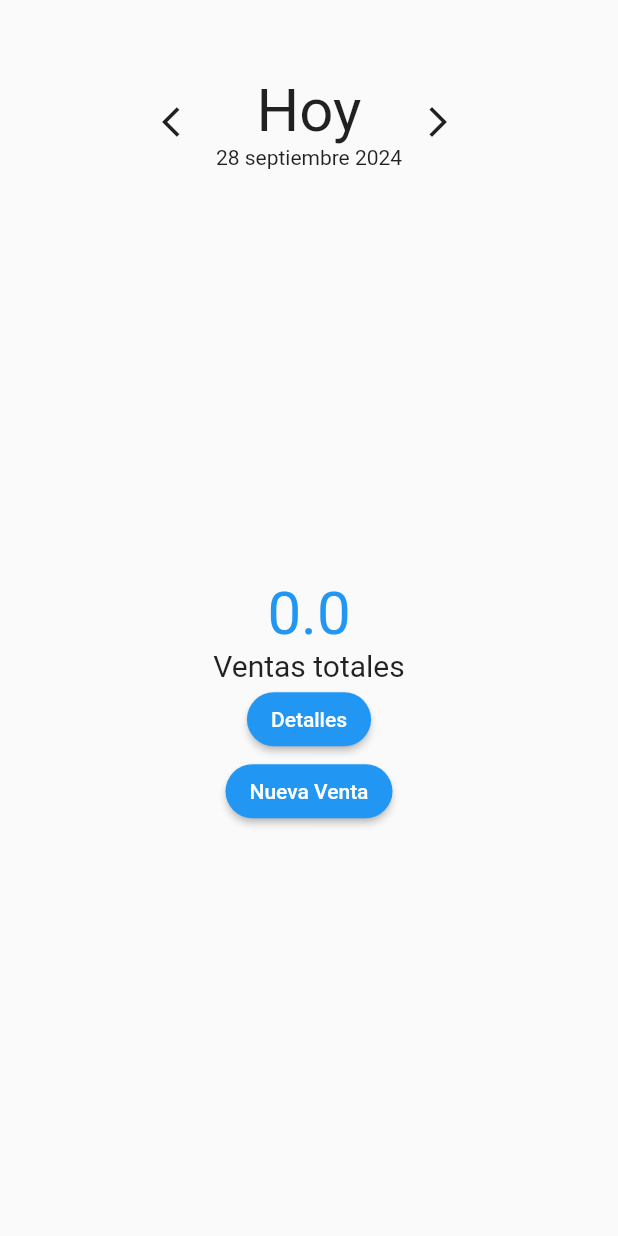
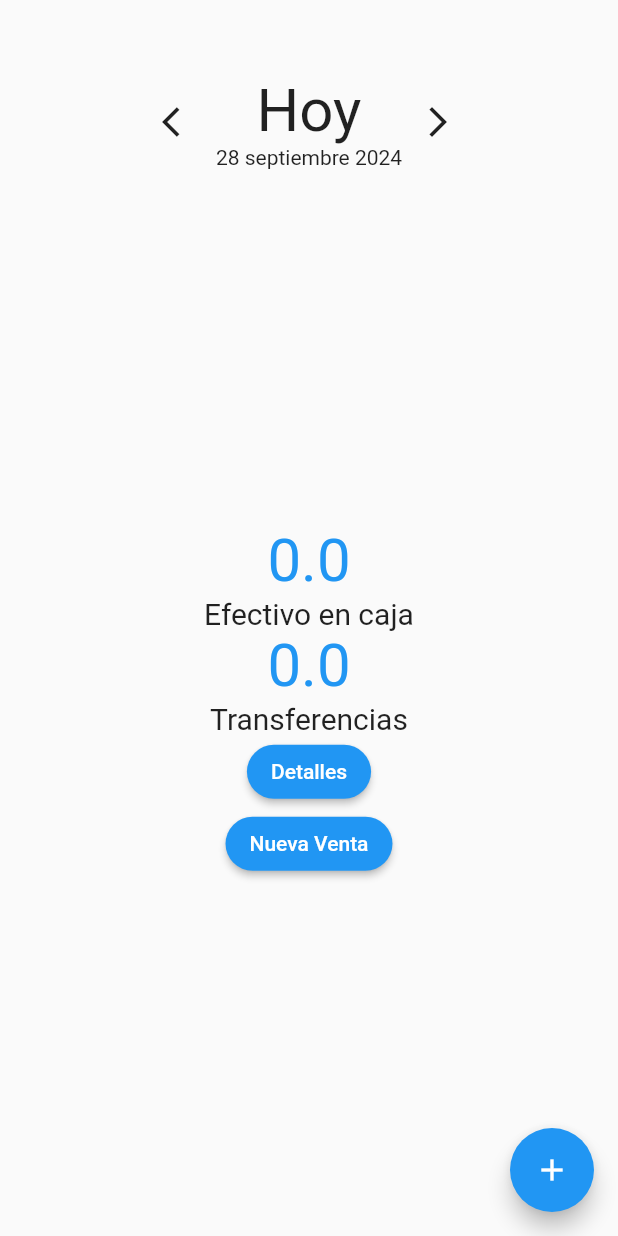
Before and after one commit to lTIGREl/realme-frontend, a Flutter app: the SalesPage screen opened directly, on a phone screen of 412 x 824 dp. Run offline on Flutter 3.47's test engine with Material 2 defaults, Android fonts, the light colour scheme and no system bars; our stand-ins replace animate_do, flutter_datetime_picker, flutter_svg, font_awesome_flutter, google_fonts, shared_preferences and 1 more; accounts and stored records are empty; network calls fail; statements that could not run were skipped.

Commit message:
Some options added
Now users can create products on sales page
Now final money is divided on cash and transfer, minus debts

```diff
--- a/lib/main.dart
+++ b/lib/main.dart
@@ -1,4 +1,5 @@
 import 'package:flutter/material.dart';
+import 'package:real_me_fitness_center/src/pages/create_product_page.dart';
 import 'package:real_me_fitness_center/src/pages/login_page.dart';
 import 'package:real_me_fitness_center/src/pages/main_menu_page.dart';
 
@@ -14,6 +15,7 @@ class MyApp extends StatelessWidget {
       routes: {
         '/': (context) => MainMenuPage(),
         'login': (context) => LogInPage(),
+        'createProduct': (context) => CreateProductPage(),
       },
       debugShowCheckedModeBanner: false,
       title: 'Real Me',
--- a/lib/src/pages/sales_page.dart
+++ b/lib/src/pages/sales_page.dart
@@ -18,6 +18,9 @@ class SalesPage extends StatelessWidget {
     return ChangeNotifierProvider(
         create: (context) => SelectedItemSale(),
         child: Scaffold(
+            floatingActionButton: FloatingActionButton(
+                child: Icon(Icons.add),
+                onPressed: () => _toCreateProductPage(context)),
             body: SafeArea(
                 child: Column(
                     mainAxisAlignment: MainAxisAlignment.center,
@@ -62,6 +65,10 @@ class SalesPage extends StatelessWidget {
           duration: Duration(milliseconds: 200), curve: Curves.ease);
     }
   }
+}
+
+_toCreateProductPage(BuildContext context) {
+  Navigator.pushNamed(context, 'createProduct');
 }
 
 class _NewSale extends StatefulWidget {
@@ -596,7 +603,8 @@ class _SalesSummary extends StatelessWidget {
   @override
   Widget build(BuildContext context) {
     Sale sale = Sale();
-    double total = 0.0;
+    double totalCash = 0.0;
+    double totalTransfer = 0.0;
     String date = DateFormat('yyyy-MM-dd', 'es_MX')
         .format(Provider.of<SelectedItemSale>(context).date)
         .toString();
@@ -627,15 +635,23 @@ class _SalesSummary extends StatelessWidget {
                 orElse: () => {});
             var name = product['name'] ?? 'N/A';
             var price = product['price'] ?? 'N/A';
+            var debt = sale['debt'] ?? '0';
+            if (sale["method"] != "transfer") {
               names.add(name);
-            prices.add(
-                (double.parse(price) * double.parse(quantity!)).toString());
+              prices.add((double.parse(price) * double.parse(quantity!) -
+                      double.parse(debt))
+                  .toString());
+            } else {
+              totalTransfer += double.parse(price) * double.parse(quantity!) -
+                  double.parse(debt);
+            }
           }
           for (var price in prices) {
-            total += double.parse(price);
+            totalCash += double.parse(price);
           }
           return Summary(
-              total: total,
+              totalCash: totalCash,
+              totalTransfer: totalTransfer,
               detailsButton: detailsButton,
               newSaleButton: newSaleButton);
         }
@@ -647,12 +663,14 @@ class _SalesSummary extends StatelessWidget {
 class Summary extends StatelessWidget {
   const Summary({
     Key? key,
-    required this.total,
+    required this.totalCash,
+    required this.totalTransfer,
     required this.detailsButton,
     required this.newSaleButton,
   }) : super(key: key);
 
-  final double total;
+  final double totalCash;
+  final double totalTransfer;
   final Function detailsButton;
   final Function newSaleButton;
 
@@ -668,10 +686,15 @@ class Summary extends StatelessWidget {
                 width: double.infinity,
               ),
               Text(
-                total.toString(),
+                totalCash.toString(),
                 style: TextStyle(fontSize: 40, color: Colors.blue),
               ),
-              Text('Ventas totales', style: TextStyle(fontSize: 20)),
+              Text('Efectivo en caja', style: TextStyle(fontSize: 20)),
+              Text(
+                totalTransfer.toString(),
+                style: TextStyle(fontSize: 40, color: Colors.blue),
+              ),
+              Text('Transferencias', style: TextStyle(fontSize: 20)),
               ElevatedButton(
                 onPressed: () => detailsButton(),
                 child: Text('Detalles'),
```
Also changed, not shown: lib/src/pages/create_product_page.dart (added, +108 -0 lines). Lines whose indentation alone changed are shown as unchanged.
